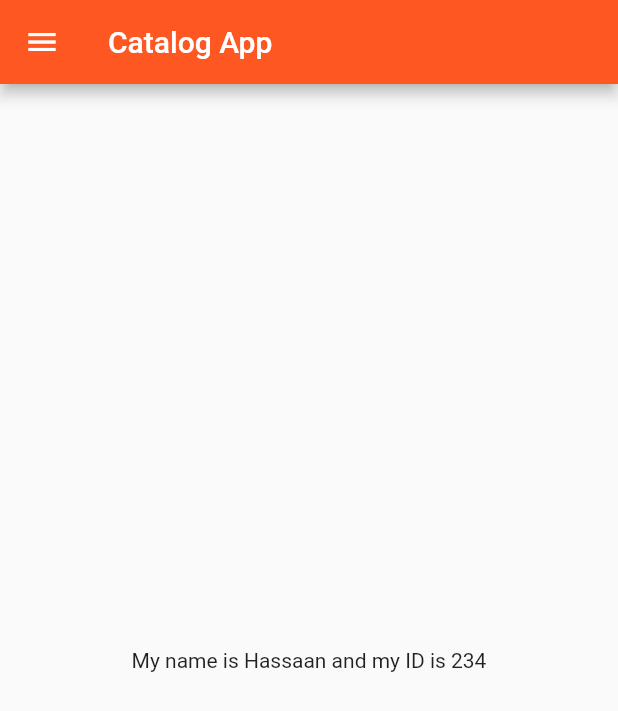
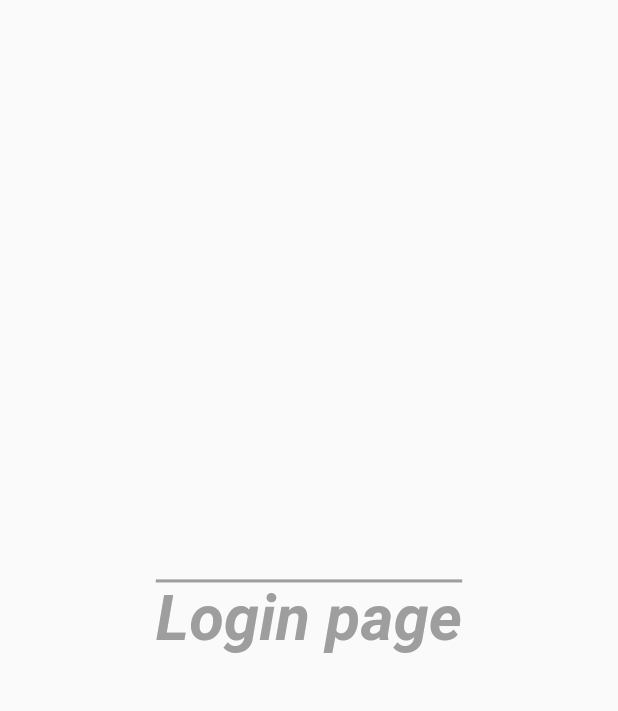
Before and after one commit to hassaanahmed844/flutter_application_1, a Flutter app: the screen it shows after launch, on a phone screen of 412 x 824 dp. Shown: the top 711 px of the screen. Run offline on Flutter 3.47's test engine with Material 2 defaults, Android fonts, the phone set to English and light mode, and no system bars.

Commit message:
day 3 completed

```diff
--- /dev/null
+++ b/lib/Pages/Login.dart
@@ -0,0 +1,25 @@
+import 'package:flutter/material.dart';
+
+class loginpage extends StatelessWidget {
+  @override
+  Widget build(BuildContext context) {
+    return Material(
+      child: Center(
+        child: Text(
+          "Login page",
+          style: TextStyle(
+            color: Colors.grey,
+            // fontSize: 40,
+            fontStyle: FontStyle.italic,
+            fontWeight: FontWeight.bold,
+            decoration: TextDecoration.overline,
+            debugLabel: "Login",
+            // backgroundColor: Colors.blueGrey,
+            // wordSpacing: 20.3,
+          ),
+          textScaleFactor: 3.0,
+        ),
+      ),
+    );
+  }
+}
--- a/lib/home_page.dart
+++ b/lib/Pages/home_page.dart
@@ -8,7 +8,7 @@ class HOMEPAGE extends StatelessWidget {
     return Scaffold(
       appBar: AppBar(
         title: Text("Catalog App"),
-        backgroundColor: Colors.deepOrange,
+        // backgroundColor: Colors.deepOrange,
       ),
       body: Center(
         child: Container(
--- a/lib/main.dart
+++ b/lib/main.dart
@@ -1,17 +1,28 @@
 import 'package:flutter/material.dart';
-import 'package:flutter_application_1/home_page.dart';
+import 'package:flutter_application_1/Pages/Login.dart';
+import 'package:flutter_application_1/Pages/home_page.dart';
 
 void main() {
   runApp(MaterialApp(home: MyApp()));
 }
 
 class MyApp extends StatelessWidget {
-
-
   @override
   Widget build(BuildContext context) {
     return MaterialApp(
-      home: HOMEPAGE(),
+      // home: HOMEPAGE(),
+      themeMode: ThemeMode.light,
+      theme: ThemeData(primarySwatch: Colors.amber),
+      darkTheme: ThemeData(
+        brightness: Brightness.dark,
+        primaryColor: Colors.red,
+      ),
+      // initialRoute: "/Home",
+      routes: {
+        "/": (context) => loginpage(),
+        "/Home": (context) => HOMEPAGE(),
+        "/Login": (context) => loginpage()
+      },
     );
   }
 }
```
